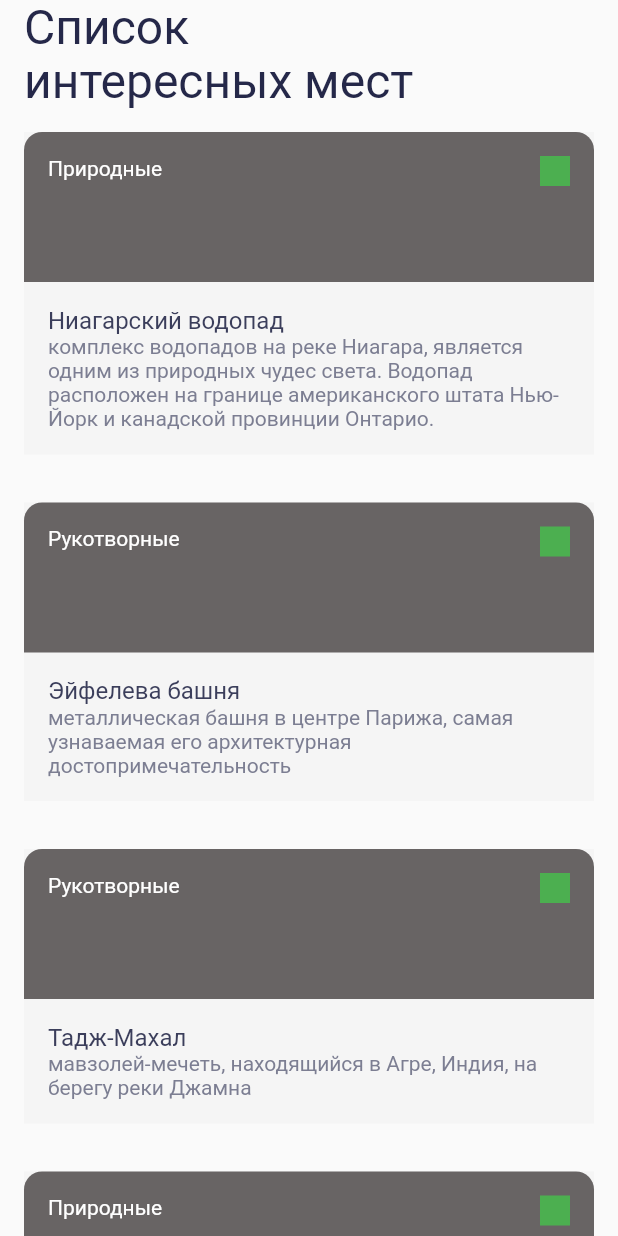
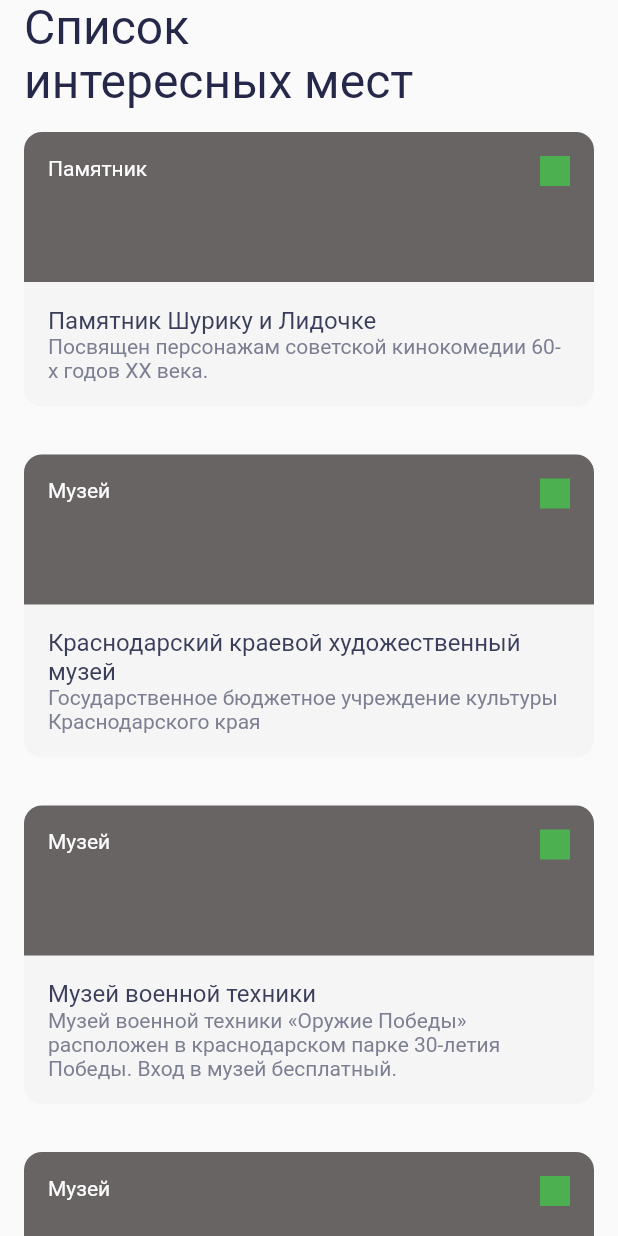
Before and after one commit to ase21/places, a Flutter app: the screen it shows after launch, on a phone screen of 412 x 824 dp. Run offline on Flutter 3.47's test engine with Material 2 defaults, Android fonts, the phone set to English and light mode, and no system bars.

Commit message:
сверстан список

```diff
--- a/lib/mocks.dart
+++ b/lib/mocks.dart
@@ -2,39 +2,24 @@ import 'package:places/domain/sight.dart';
 
 final List mocks = [
   Sight(
-      "Ниагарский водопад",
-      43.0828,
-      -79.0763,
-      "https://ru.wikijournal.org/w-wiki/images/thumb/3/32/Niagara_Falls_1.JPG/1280px-Niagara_Falls_1.JPG",
-      "комплекс водопадов на реке Ниагара, является одним из природных чудес света. Водопад расположен на границе американского штата Нью-Йорк и канадской провинции Онтарио.",
-      "Природные"),
+      "Памятник Шурику и Лидочке",
+      45.0434,
+      38.9821,
+      "https://yugarf.ru/wp-content/uploads/2018/05/pamyatnik-shuriku-i-lidochke-v-krasnodare.jpg",
+      "Посвящен персонажам советской кинокомедии 60-х годов XX века.",
+      "Памятник"),
   Sight(
-      "Эйфелева башня",
-      48.8583,
-      2.2922,
-      "https://www.architime.ru/specarch/gustave_eiffel/2.jpg",
-      "металлическая башня в центре Парижа, самая узнаваемая его архитектурная достопримечательность",
-      "Рукотворные"),
+      "Краснодарский краевой художественный музей",
+      45.0197,
+      38.9614,
+      "https://yugarf.ru/wp-content/uploads/2019/08/muzey-kovalenko-v-krasnodare.jpg",
+      "Государственное бюджетное учреждение культуры Краснодарского края",
+      "Музей"),
   Sight(
-      "Тадж-Махал",
-      27.1735,
-      78.0415,
-      "https://putidorogi-nn.ru/images/stories/aziya/indiya/tadzh_mahal_2.jpg",
-      "мавзолей-мечеть, находящийся в Агре, Индия, на берегу реки Джамна",
-      "Рукотворные"),
-
-  Sight(
-      "Джомолунгма",
-      27.9881,
-      86.9074,
-      "https://cdnimg.rg.ru/img/content/200/45/41/iStock-137373260_d_850.jpg",
-      "Вершина находится в Гималаях в хребте Махалангур-Химал, по которому проходит граница Непала и Тибетского автономного района (Китай).",
-      "Природные"),
-  Sight(
-      "Большой каньон",
-      36.0989,
-      -112.1133,
-      "https://awesomeworld.ru/wp-content/uploads/2017/10/Grand_kanon_2-560x280.jpg",
-      "один из глубочайших каньонов в мире. Находится на плато Колорадо, штат Аризона, США, на территории национального парка «Гранд-Каньон», а также резерваций индейцев племен навахо, хавасупай и валапай.",
-      "Природные"),
+      "Музей военной техники",
+      45.0237,
+      38.9636,
+      "https://afisha.yuga.ru/media/74/1a/slavy__csfrmlg.jpg",
+      "Музей военной техники «Оружие Победы» расположен в краснодарском парке 30-летия Победы. Вход в музей бесплатный.",
+      "Музей"),
 ];
--- a/lib/ui/screen/sight_card.dart
+++ b/lib/ui/screen/sight_card.dart
@@ -9,9 +9,11 @@ class SightCard extends StatelessWidget {
   @override
   Widget build(BuildContext context) {
     return Container(
-      color: Color(0xFFF5F5F5),
+      decoration: BoxDecoration(
+          borderRadius: BorderRadius.circular(12), color: Color(0xFFF5F5F5)),
       margin: EdgeInsets.all(16),
       child: Column(
+        crossAxisAlignment: CrossAxisAlignment.stretch,
         children: [
           Container(
             decoration: BoxDecoration(
@@ -41,9 +43,8 @@ class SightCard extends StatelessWidget {
               borderRadius: BorderRadius.vertical(bottom: Radius.circular(12)),
             ),
             padding: EdgeInsets.all(16),
-            child: Column(
-                crossAxisAlignment: CrossAxisAlignment.start,
-                children: [
+            child:
+                Column(crossAxisAlignment: CrossAxisAlignment.start, children: [
                   Text(
                     _sight.name,
                     style: TextStyle(color: Color(0xFF3B3E5B), fontSize: 16),
@@ -52,7 +53,7 @@ class SightCard extends StatelessWidget {
                     _sight.details,
                     style: TextStyle(color: Color(0xFF7C7E92), fontSize: 14),
                   ),
-                ]),
+            ]),
           )
         ],
       ),
--- a/lib/ui/screen/sight_list_screen.dart
+++ b/lib/ui/screen/sight_list_screen.dart
@@ -36,12 +36,13 @@ class _SightListScreenState extends State<SightListScreen> {
       body: Center(
         child: SingleChildScrollView(
           child: Column(
-            children:[
-            SightCard(mocks[0]),
-            SightCard(mocks[1]),
-            SightCard(mocks[2]),
-            SightCard(mocks[3]),
-          ],),
+            children: [
+              SightCard(mocks[0]),
+              SightCard(mocks[1]),
+              SightCard(mocks[2]),
+              SightCard(mocks[1]),
+            ],
+          ),
         ),
       ),
       resizeToAvoidBottomInset: false,
```
